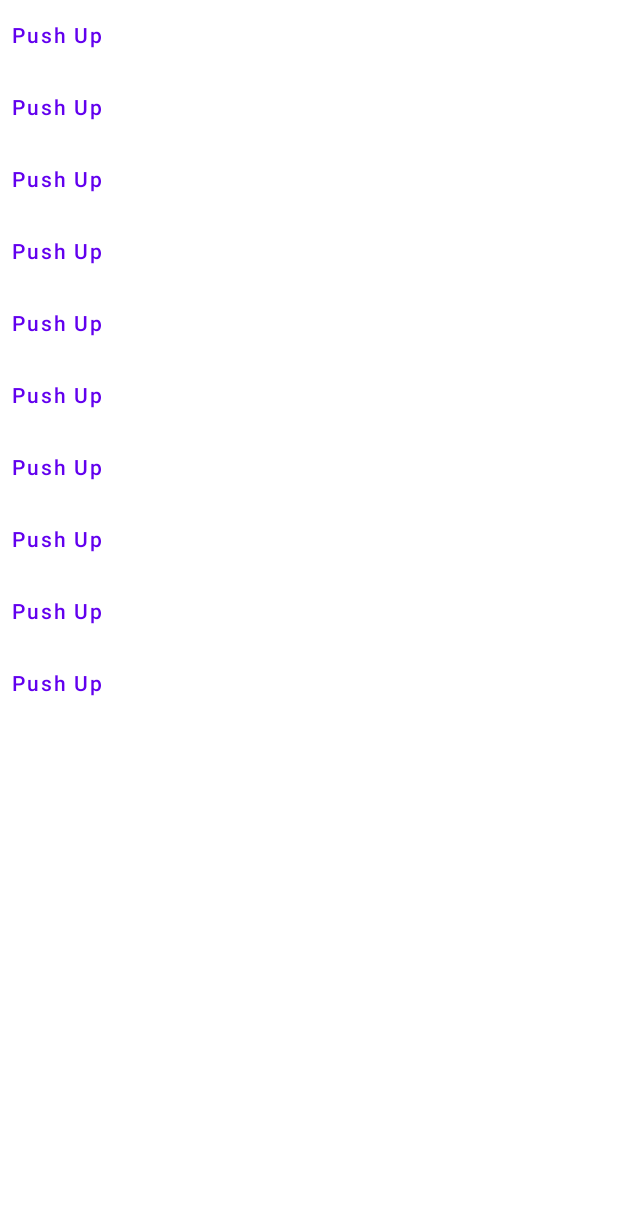
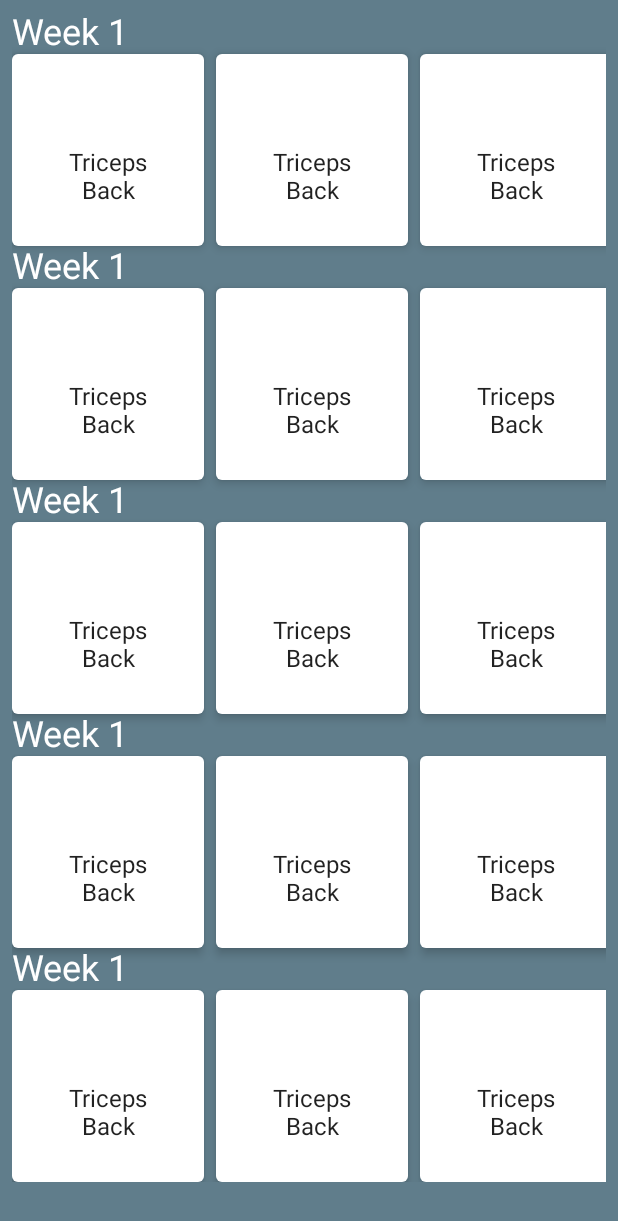
Before and after one commit to JoeSemper/PushUpProgram, an Android app built with Jetpack Compose: the screen it shows after launch (MainActivity), on a phone screen of 412 x 824 dp. Shown: the top 1221 px of the screen. Run offline under Robolectric (Android 15) with nearby library versions, the phone set to English and light mode, and no system bars.

Commit message:
Libraries update

```diff
--- a/app/src/main/java/com/joesemper/pushupprogram/MainActivity.kt
+++ b/app/src/main/java/com/joesemper/pushupprogram/MainActivity.kt
@@ -12,6 +12,7 @@ import androidx.compose.ui.Modifier
 import androidx.compose.ui.tooling.preview.Preview
 import com.joesemper.pushupprogram.ui.screens.home.HomeScreen
 import com.joesemper.pushupprogram.ui.theme.PushUpProgramTheme
+import org.koin.androidx.compose.getKoin
 
 class MainActivity : ComponentActivity() {
     override fun onCreate(savedInstanceState: Bundle?) {
--- a/app/src/main/java/com/joesemper/pushupprogram/di/MainModule.kt
+++ b/app/src/main/java/com/joesemper/pushupprogram/di/MainModule.kt
@@ -1,9 +1,11 @@
 package com.joesemper.pushupprogram.di
 
 import com.joesemper.pushupprogram.ui.screens.home.HomeViewModel
+import com.joesemper.pushupprogram.ui.screens.workout.WorkoutViewModel
 import org.koin.androidx.viewmodel.dsl.viewModel
 import org.koin.dsl.module
 
 val mainModule = module {
     viewModel { HomeViewModel() }
+    viewModel { WorkoutViewModel(get()) }
 }
--- a/app/src/main/java/com/joesemper/pushupprogram/ui/screens/home/HomeScreen.kt
+++ b/app/src/main/java/com/joesemper/pushupprogram/ui/screens/home/HomeScreen.kt
@@ -1,11 +1,19 @@
 package com.joesemper.pushupprogram.ui.screens.home
 
+import android.graphics.fonts.FontStyle
+import androidx.compose.foundation.layout.*
 import androidx.compose.foundation.lazy.LazyColumn
-import androidx.compose.material.Scaffold
-import androidx.compose.material.Text
-import androidx.compose.material.TextButton
+import androidx.compose.foundation.lazy.LazyRow
+import androidx.compose.foundation.lazy.items
+import androidx.compose.foundation.shape.RoundedCornerShape
+import androidx.compose.material.*
 import androidx.compose.runtime.Composable
 import androidx.compose.runtime.collectAsState
+import androidx.compose.ui.Alignment
+import androidx.compose.ui.Modifier
+import androidx.compose.ui.graphics.Color
+import androidx.compose.ui.unit.dp
+import androidx.compose.ui.unit.sp
 import org.koin.androidx.compose.getViewModel
 
 @Composable
@@ -14,11 +22,48 @@ fun HomeScreen() {
     val viewModel: HomeViewModel = getViewModel()
     val value = viewModel.homeState.collectAsState()
 
-    Scaffold() {
-        LazyColumn {
-            items(count = 10) {
-                TextButton(onClick = { viewModel.onClick() }) {
-                    Text(text = value.value)
+    Scaffold(
+        backgroundColor = MaterialTheme.colors.primary
+    ) { padding ->
+        LazyColumn(
+            modifier = Modifier.padding(8.dp),
+        ) {
+            items(count = 5) {
+                Text(
+                    text = "Week 1",
+                    style = MaterialTheme.typography.h6,
+                )
+                LazyRow(
+                    horizontalArrangement = Arrangement.spacedBy(8.dp)
+                ) {
+                    items(count = 7) {
+                        Card(
+                            modifier = Modifier.size(128.dp),
+                            shape = RoundedCornerShape(4.dp),
+                            elevation = 4.dp
+                        ) {
+                            Column(
+                                modifier = Modifier.fillMaxSize(),
+                                verticalArrangement = Arrangement.Center,
+                                horizontalAlignment = Alignment.CenterHorizontally
+                            ) {
+                                Text(
+                                    text = "Day 1",
+                                    style = MaterialTheme.typography.h6
+                                )
+                                Spacer(modifier = Modifier.height(8.dp))
+                                Text(
+                                    text = "Triceps",
+                                    style = MaterialTheme.typography.body1
+                                )
+                                Text(
+                                    text = "Back",
+                                    style = MaterialTheme.typography.body1
+                                )
+                            }
+                        }
+                    }
+
                 }
             }
         }
--- /dev/null
+++ b/app/src/main/java/com/joesemper/pushupprogram/ui/screens/workout/WorkoutScreen.kt
@@ -0,0 +1 @@
+package com.joesemper.pushupprogram.ui.screens.workout
--- a/app/src/main/java/com/joesemper/pushupprogram/ui/theme/Color.kt
+++ b/app/src/main/java/com/joesemper/pushupprogram/ui/theme/Color.kt
@@ -1,6 +1,19 @@
 package com.joesemper.pushupprogram.ui.theme
 
 import androidx.compose.ui.graphics.Color
+
+
+val PrimaryColor = Color(0xFF607d8b)
+val PrimaryColorDark = Color(0xFF455a64)
+val PrimaryColorLight = Color(0xFFcfd8dc)
+val SecondaryColor = Color(0xFFFF9800)
+
+val PrimaryTextColor = Color(0xDE000000)
+val SecondaryTextColor = Color(0x8A000000)
+val SupportTextColor = Color(0x42000000)
+
+val PrimaryWhiteColor = Color(0xFFFFFFFF)
+val SecondaryWhiteColor = Color(0xFFE9E9E9)
 
 val Purple200 = Color(0xFFBB86FC)
 val Purple500 = Color(0xFF6200EE)
--- a/app/src/main/java/com/joesemper/pushupprogram/ui/theme/Theme.kt
+++ b/app/src/main/java/com/joesemper/pushupprogram/ui/theme/Theme.kt
@@ -13,9 +13,9 @@ private val DarkColorPalette = darkColors(
 )
 
 private val LightColorPalette = lightColors(
-    primary = Purple500,
-    primaryVariant = Purple700,
-    secondary = Teal200
+    primary = PrimaryColor,
+    primaryVariant = PrimaryColorDark,
+    secondary = SecondaryColor
 
     /* Other default colors to override
     background = Color.White,
--- a/app/src/main/java/com/joesemper/pushupprogram/ui/theme/Type.kt
+++ b/app/src/main/java/com/joesemper/pushupprogram/ui/theme/Type.kt
@@ -8,6 +8,12 @@ import androidx.compose.ui.unit.sp
 
 // Set of Material typography styles to start with
 val Typography = Typography(
+    h6 = TextStyle(
+        fontFamily = FontFamily.Default,
+        fontWeight = FontWeight.Normal,
+        fontSize = 24.sp,
+        color = PrimaryWhiteColor
+    ),
     body1 = TextStyle(
         fontFamily = FontFamily.Default,
         fontWeight = FontWeight.Normal,
--- a/gradle.properties
+++ b/gradle.properties
@@ -6,7 +6,7 @@
 # http://www.gradle.org/docs/current/userguide/build_environment.html
 # Specifies the JVM arguments used for the daemon process.
 # The setting is particularly useful for tweaking memory settings.
-org.gradle.jvmargs=-Xmx2048m -Dfile.encoding=UTF-8
+#org.gradle.jvmargs=-Xmx2048m -Dfile.encoding=UTF-8
 # When configured, Gradle will run in incubating parallel mode.
 # This option should only be used with decoupled projects. More details, visit
 # http://www.gradle.org/docs/current/userguide/multi_project_builds.html#sec:decoupled_projects
@@ -21,3 +21,4 @@ kotlin.code.style=official
 # resources declared in the library itself and none from the library's dependencies,
 # thereby reducing the size of the R class for that library
 android.nonTransitiveRClass=true
+org.gradle.jvmargs=-Xmx2048M -Dkotlin.daemon.jvm.options=--illegal-access=permit
```
Also changed, not shown: app/build.gradle (+22 -20 lines), app/src/main/java/com/joesemper/pushupprogram/ui/screens/workout/WorkoutViewModel.kt (added, +10 -0 lines), build.gradle (+5 -4 lines).
